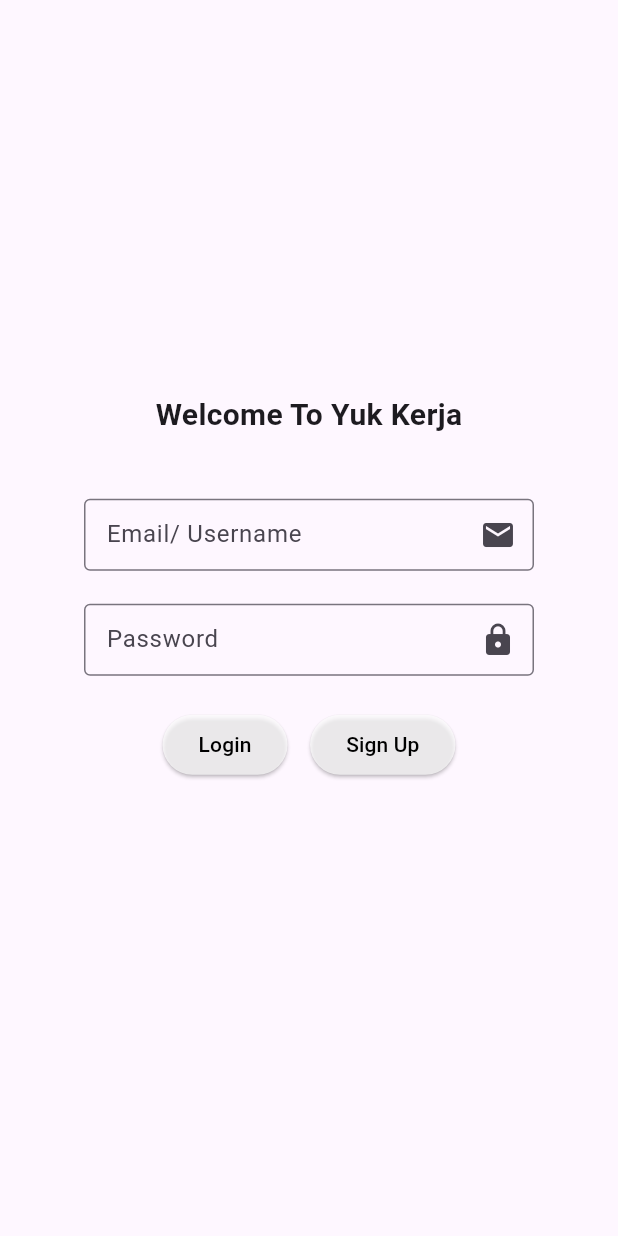
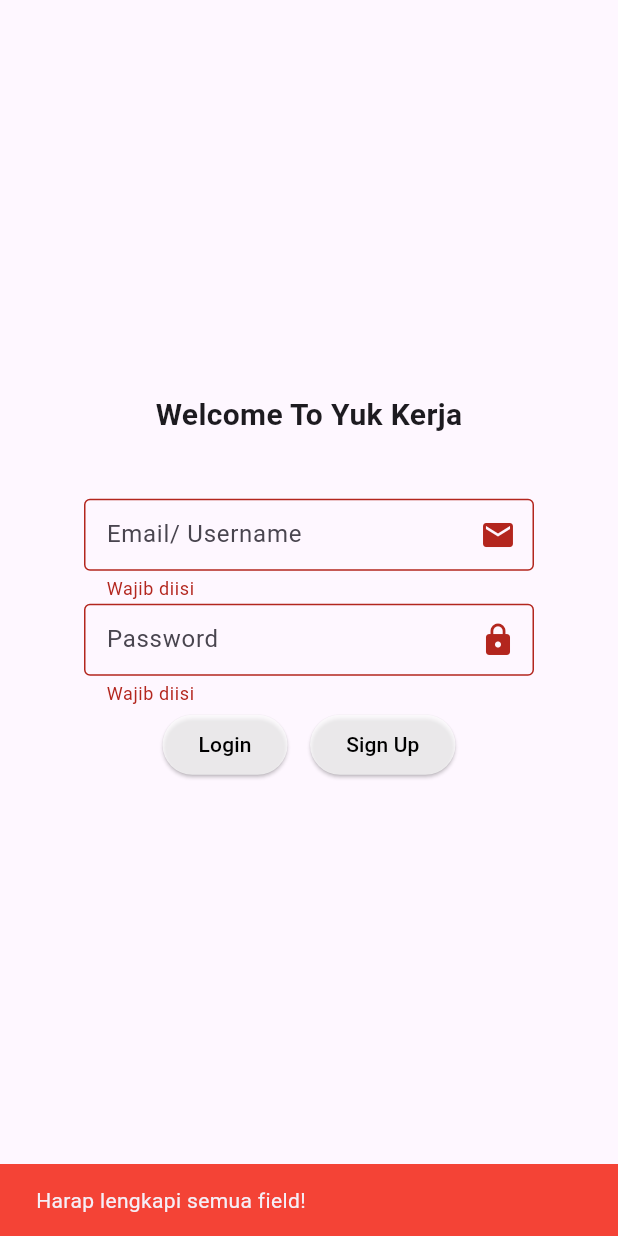
Before and after one commit to DavidDimasPatty/jobplatform-FE, a Flutter app: the screen it shows after launch, after a tap on "Login", on a phone screen of 412 x 824 dp. Run offline on Flutter 3.47's test engine with Material 3 defaults, Android fonts, the light colour scheme and no system bars.

Commit message:
update : validate login

```diff
--- a/lib/features/components/login/persentation/widgets/loginForm.dart
+++ b/lib/features/components/login/persentation/widgets/loginForm.dart
@@ -16,8 +16,17 @@
   final _emailController = TextEditingController();
   final _passwordController = TextEditingController();
   String _result = '';
+  final _formKey = GlobalKey<FormState>();
 
-  Future<void> _handleLogin() async {
+  Future _handleLogin() async {
+    if (!_formKey.currentState!.validate()) {
+      return ScaffoldMessenger.of(context).showSnackBar(
+        SnackBar(
+          content: Text('Harap lengkapi semua field!'),
+          backgroundColor: Colors.red,
+        ),
+      );
+    }
     final dataSource = AuthRemoteDataSource();
     final repository = AuthRepositoryImpl(dataSource);
     final usecase = LoginUseCase(repository);
@@ -45,6 +54,10 @@
     return Column(
       mainAxisSize: MainAxisSize.min,
       children: [
+        Form(
+          key: _formKey,
+          child: Column(
+            children: [
               SizedBox(
                 height: 70,
                 width: 600,
@@ -57,12 +70,17 @@
               SizedBox(
                 height: 70,
                 width: 300,
-          child: TextField(
+                child: TextFormField(
+                  validator: (value) =>
+                      value == null || value.isEmpty ? 'Wajib diisi' : null,
                   controller: _emailController,
                   decoration: InputDecoration(
                     hintText: 'Email/ Username',
                     border: OutlineInputBorder(),
-              contentPadding: EdgeInsets.symmetric(vertical: 8, horizontal: 11),
+                    contentPadding: EdgeInsets.symmetric(
+                      vertical: 8,
+                      horizontal: 11,
+                    ),
                     suffixIcon: Icon(Icons.email),
                   ),
                 ),
@@ -70,13 +88,18 @@
               SizedBox(
                 height: 70,
                 width: 300,
-          child: TextField(
+                child: TextFormField(
+                  validator: (value) =>
+                      value == null || value.isEmpty ? 'Wajib diisi' : null,
                   obscureText: true,
                   controller: _passwordController,
                   decoration: InputDecoration(
                     hintText: 'Password',
                     border: OutlineInputBorder(),
-              contentPadding: EdgeInsets.symmetric(vertical: 8, horizontal: 11),
+                    contentPadding: EdgeInsets.symmetric(
+                      vertical: 8,
+                      horizontal: 11,
+                    ),
                     suffixIcon: Icon(Icons.lock),
                   ),
                 ),
@@ -87,20 +110,30 @@
                 children: [
                   ElevatedButton(
                     onPressed: _handleLogin,
-              style: ElevatedButton.styleFrom(backgroundColor: Colors.white70),
+                    style: ElevatedButton.styleFrom(
+                      backgroundColor: Colors.white70,
+                    ),
                     child: Text('Login', style: TextStyle(color: Colors.black)),
                   ),
                   SizedBox(width: 15),
                   ElevatedButton(
                     onPressed: _handleSignUp,
-              style: ElevatedButton.styleFrom(backgroundColor: Colors.white70),
-              child: Text('Sign Up', style: TextStyle(color: Colors.black)),
+                    style: ElevatedButton.styleFrom(
+                      backgroundColor: Colors.white70,
+                    ),
+                    child: Text(
+                      'Sign Up',
+                      style: TextStyle(color: Colors.black),
+                    ),
                   ),
                 ],
               ),
               SizedBox(height: 20),
               Text(_result),
             ],
+          ),
+        ),
+      ],
     );
   }
 }
--- a/lib/features/components/signup/persentation/pages/signup.dart
+++ b/lib/features/components/signup/persentation/pages/signup.dart
@@ -55,7 +55,6 @@
         );
       }
     } else {
-      // Ada field yang tidak valid
       ScaffoldMessenger.of(context).showSnackBar(
         SnackBar(
           content: Text('Harap lengkapi semua field!'),
@@ -168,7 +167,7 @@
                     ElevatedButton(
                       onPressed: _handleSignUp,
                       child: Text(
-                        'Sign Up',
+                        'Next',
                         style: TextStyle(color: Colors.black),
                       ),
                     ),
```
Lines whose indentation alone changed are shown as unchanged.
